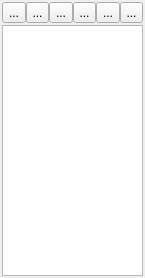
eigenbom/MQ-Sprite, file src/partlist.ui: the form before one commit.
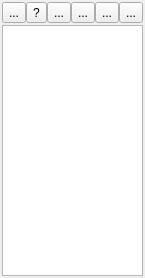
The form after the commit. Icons and pictures are not drawn. Custom widgets are drawn as their Qt base class.

What changed in the file:
```diff
--- a/src/partlist.ui
+++ b/src/partlist.ui
@@ -66,11 +66,7 @@
         <string>New Comp</string>
        </property>
        <property name="text">
-        <string>...</string>
-       </property>
-       <property name="icon">
-        <iconset resource="../icons.qrc">
-         <normaloff>:/icons/cc_white/png/layers_1_icon&amp;16.png</normaloff>:/icons/cc_white/png/layers_1_icon&amp;16.png</iconset>
+        <string>?</string>
        </property>
       </widget>
      </item>
```
Left out of the diff: 10 changed lines with no effect on the pictures.
